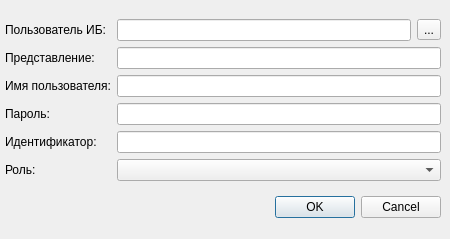
This is ws_admin_qt/ws_admin_qt/userdialog.ui in arcirk/ws_solution as Qt 5 draws it before an edit. The edited form follows.
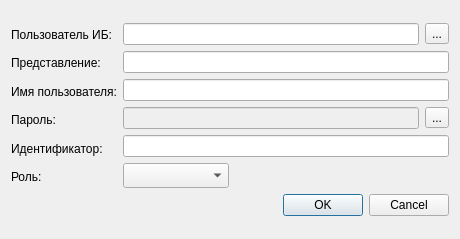
This is the edited form. Icons and pictures are not drawn.

```diff
--- a/ws_admin_qt/ws_admin_qt/userdialog.ui
+++ b/ws_admin_qt/ws_admin_qt/userdialog.ui
@@ -6,37 +6,30 @@
    <rect>
     <x>0</x>
     <y>0</y>
-    <width>450</width>
+    <width>460</width>
     <height>239</height>
    </rect>
   </property>
   <property name="minimumSize">
    <size>
-    <width>450</width>
+    <width>460</width>
     <height>239</height>
    </size>
   </property>
   <property name="maximumSize">
    <size>
-    <width>450</width>
+    <width>460</width>
     <height>239</height>
    </size>
   </property>
   <property name="windowTitle">
    <string extracomment="Пользователь">Dialog</string>
   </property>
-  <widget class="QWidget" name="layoutWidget">
-   <property name="geometry">
-    <rect>
-     <x>5</x>
-     <y>10</y>
-     <width>436</width>
-     <height>219</height>
-    </rect>
-   </property>
+  <layout class="QGridLayout" name="gridLayout">
+   <item row="0" column="0">
    <layout class="QVBoxLayout" name="verticalLayout_3">
     <item>
-     <layout class="QHBoxLayout" name="horizontalLayout_2">
+      <layout class="QHBoxLayout" name="horizontalLayout_3">
       <item>
        <layout class="QVBoxLayout" name="verticalLayout">
         <item>
@@ -111,10 +104,36 @@
          <widget class="QLineEdit" name="txtPresentation"/>
         </item>
         <item>
-         <widget class="QLineEdit" name="txtUserName"/>
+          <widget class="QLineEdit" name="txtUserName">
+           <property name="enabled">
+            <bool>true</bool>
+           </property>
+          </widget>
         </item>
         <item>
-         <widget class="QLineEdit" name="txtPassword"/>
+          <layout class="QHBoxLayout" name="horizontalLayout_2">
+           <item>
+            <widget class="QLineEdit" name="txtPassword">
+             <property name="enabled">
+              <bool>false</bool>
+             </property>
+            </widget>
+           </item>
+           <item>
+            <widget class="QToolButton" name="btnEditPwd">
+             <property name="text">
+              <string>...</string>
+             </property>
+             <property name="icon">
+              <iconset resource="resourse.qrc">
+               <normaloff>:/new/icons/res/tbglacti.png</normaloff>:/new/icons/res/tbglacti.png</iconset>
+             </property>
+             <property name="checkable">
+              <bool>true</bool>
+             </property>
+            </widget>
+           </item>
+          </layout>
         </item>
         <item>
          <widget class="QLineEdit" name="txtUUID">
@@ -124,7 +143,14 @@
          </widget>
         </item>
         <item>
-         <widget class="QComboBox" name="txtRole"/>
+          <widget class="QComboBox" name="cmbRole">
+           <property name="maximumSize">
+            <size>
+             <width>106</width>
+             <height>25</height>
+            </size>
+           </property>
+          </widget>
         </item>
        </layout>
       </item>
@@ -141,7 +167,8 @@
      </widget>
     </item>
    </layout>
-  </widget>
+   </item>
+  </layout>
  </widget>
  <resources>
   <include location="resourse.qrc"/>
```
Lines whose indentation alone changed are shown as unchanged.
